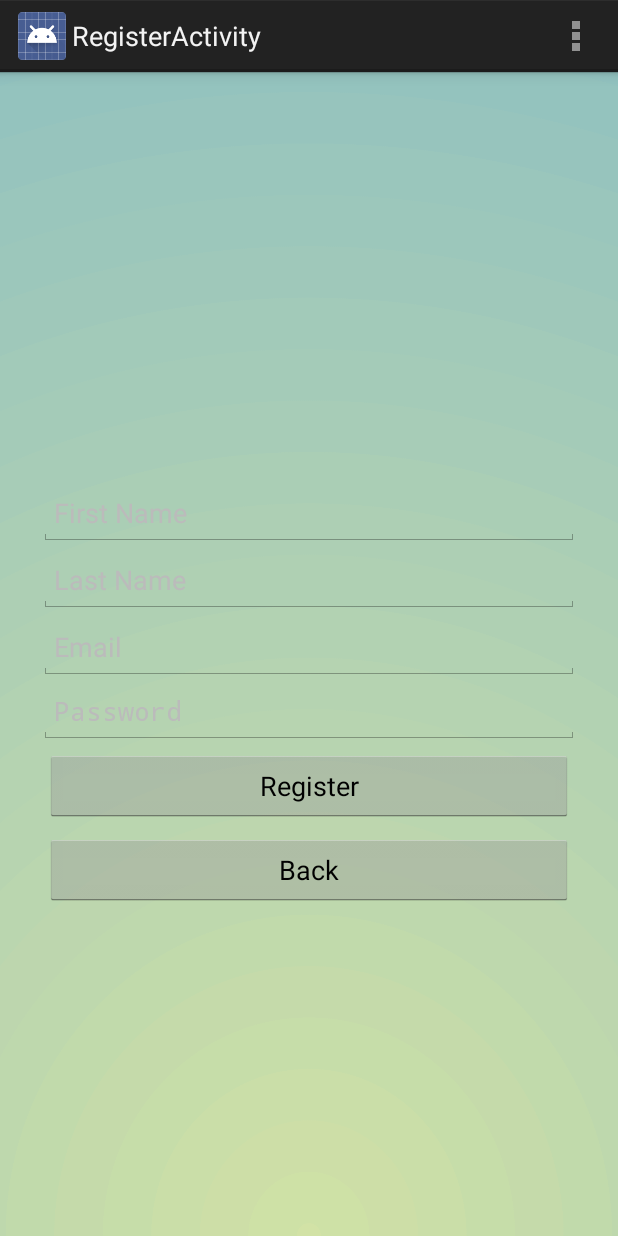
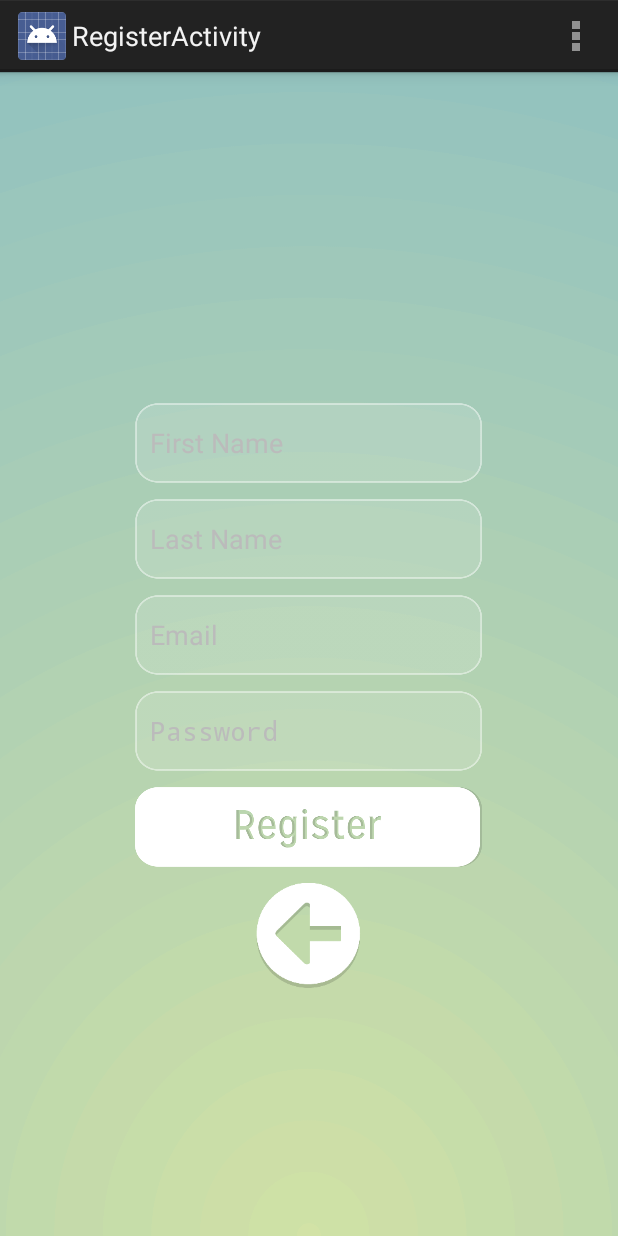
Before and after one commit to sarowary-sairin/QHubb_App_Final, an Android app: the RegisterActivity screen opened directly, with no data from a screen before it, on a phone screen of 412 x 824 dp. Run offline under Robolectric (Android 15) with nearby library versions, the phone set to English and light mode, and no system bars.

Commit message:
restyled sairin/sarowary's xml

```diff
--- a/app/src/main/res/layout/activity_forgot_password.xml
+++ b/app/src/main/res/layout/activity_forgot_password.xml
@@ -28,6 +28,7 @@
         android:layout_marginTop="-2dp"
         android:padding="10dp"
         android:hint="Email"
+        android:textColor="@color/White"
         android:textColorHint="#bbbbbb"/>
     <Button
         android:id="@+id/btnSendPassword"
--- a/app/src/main/res/layout/activity_register.xml
+++ b/app/src/main/res/layout/activity_register.xml
@@ -16,6 +16,7 @@
         android:layout_centerInParent="true"
         android:padding="10dp"
         >
+        <!-- what is textRegisterMessage?? taking up space. can we change it to an invisible frame/overlay? -->
         <TextView
             android:layout_width="fill_parent"
             android:layout_height="56dp"
@@ -23,50 +24,72 @@
             android:textColor="#000000"/>
         <EditText
             android:id="@+id/txtFirstName"
-            android:layout_width="match_parent"
-            android:layout_height="wrap_content"
+            android:background="@drawable/password_container"
+            android:layout_gravity="center"
+            android:layout_width="231dp"
+            android:layout_height="53dp"
             android:padding="10dp"
+            android:layout_margin="5dp"
             android:hint="First Name"
-            android:textColorHint="#bbbbbb"/>
+            android:textColor="@color/White"
+            android:textColorHint="#bbbbbb"
+            android:singleLine="true"/>
         <EditText
             android:id="@+id/txtLastName"
-            android:layout_width="match_parent"
-            android:layout_height="wrap_content"
+            android:background="@drawable/password_container"
+            android:layout_gravity="center"
+            android:layout_width="231dp"
+            android:layout_height="53dp"
             android:padding="10dp"
+            android:layout_margin="5dp"
             android:hint="Last Name"
-            android:textColorHint="#bbbbbb"/>
+            android:textColor="@color/White"
+            android:textColorHint="#bbbbbb"
+            android:singleLine="true"/>
         <EditText
             android:id="@+id/txtEmail"
-            android:layout_width="match_parent"
-            android:layout_height="wrap_content"
+            android:background="@drawable/password_container"
+            android:layout_gravity="center"
+            android:layout_width="231dp"
+            android:layout_height="53dp"
             android:padding="10dp"
+            android:layout_margin="5dp"
             android:hint="Email"
-            android:textColorHint="#bbbbbb"/>
+            android:textColor="@color/White"
+            android:textColorHint="#bbbbbb"
+            android:singleLine="true"/>
         <EditText
             android:id="@+id/txtPassword"
-            android:layout_width="match_parent"
-            android:layout_height="wrap_content"
-            android:layout_marginTop="-2dp"
+            android:background="@drawable/password_container"
+            android:layout_gravity="center"
+            android:layout_width="231dp"
+            android:layout_height="53dp"
+            android:layout_margin="5dp"
             android:padding="10dp"
+            android:textColor="@color/White"
             android:hint="Password"
             android:textColorHint="#bbbbbb"
-            android:password="true"/>
+            android:password="true"
+            android:singleLine="true"/>
         <Button
             android:id="@+id/btnRegister"
-            android:layout_width="match_parent"
-            android:layout_height="wrap_content"
+            android:layout_width="231dp"
+            android:layout_height="53dp"
             android:padding="10dp"
-            android:layout_margin="4dp"
-            android:text="Register"
+            android:layout_margin="5dp"
+            android:layout_gravity="center"
+            android:background="@drawable/register_button"
             />
         <Button
             android:id="@+id/btnRegisterBack"
-            android:layout_width="match_parent"
-            android:layout_height="wrap_content"
+            android:layout_width="70dp"
+            android:layout_height="70dp"
             android:padding="10dp"
-            android:layout_margin="4dp"
-            android:text="Back"
+            android:layout_margin="5dp"
+            android:layout_gravity="center"
+            android:background="@drawable/back_button"
             />
     </LinearLayout>
 
+
 </RelativeLayout>
```
Also changed, not shown: app/src/main/res/layout/activity_change_password.xml (+16 -11 lines), app/src/main/res/layout/activity_login.xml (+37 -19 lines), app/src/main/res/layout/activity_main.xml (+20 -16 lines). Lines whose indentation alone changed are shown as unchanged.
